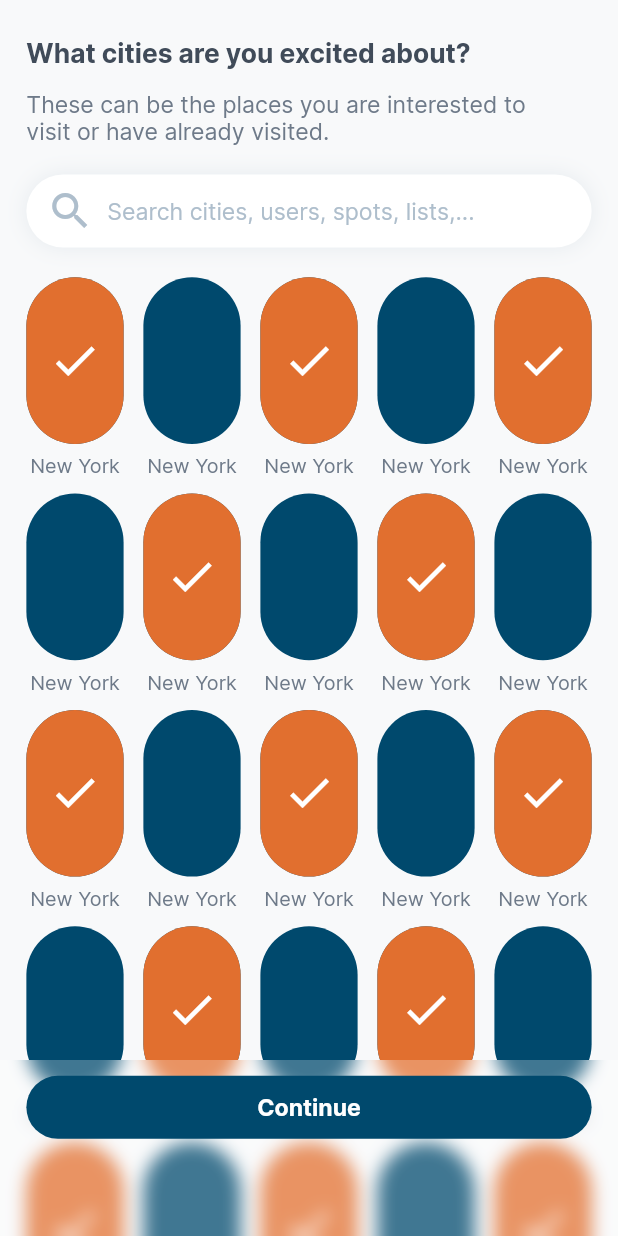
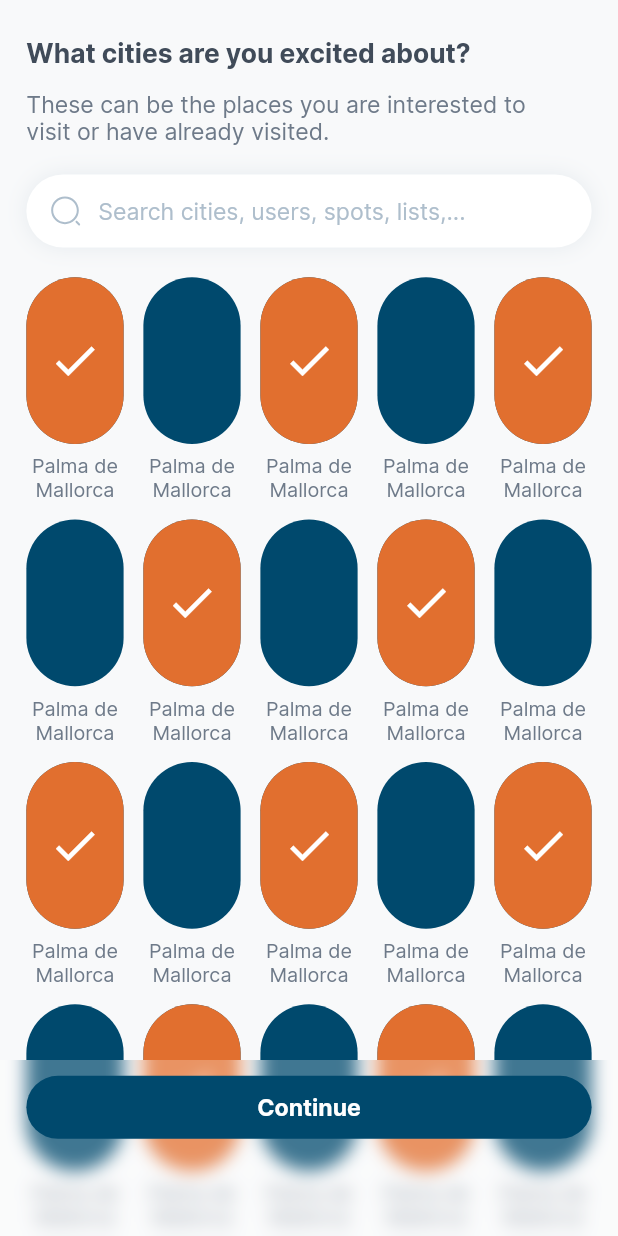
Before and after one commit to rifqir4/nova_circle_alt, a Flutter app: the ContentPreferScreen screen opened by its route, on a phone screen of 412 x 824 dp. Run offline on Flutter 3.47's test engine with Material 2 defaults, Android fonts, the phone set to English and light mode, and no system bars; our stand-ins replace bloc, easy_localization, flutter_bloc, flutter_dotenv, flutter_screenutil, flutter_spinkit and 7 more; missing offline and left inert: flag; accounts and stored records are empty.

Commit message:
Implement icon on search input

```diff
--- a/lib/features/onboarding/content_prefer/content_prefer_screen.dart
+++ b/lib/features/onboarding/content_prefer/content_prefer_screen.dart
@@ -31,7 +31,7 @@ class ContentPreferScreen extends StatelessWidget {
                             gridDelegate:
                                 SliverGridDelegateWithFixedCrossAxisCount(
                                     crossAxisCount: 5,
-                                    childAspectRatio: 56 / 117,
+                                    childAspectRatio: 56.w / 132.w,
                                     crossAxisSpacing: 12.w,
                                     mainAxisSpacing: 8.w),
                             itemBuilder: (context, idx) =>
--- a/lib/shared/resources/app_svgs.dart
+++ b/lib/shared/resources/app_svgs.dart
@@ -23,4 +23,6 @@ class AppSvgs {
   static const icDiscover = "assets/svgs/ic_discover.svg";
   static const icLists = "assets/svgs/ic_lists.svg";
   static const icYou = "assets/svgs/ic_you.svg";
+  static const icSearch = "assets/svgs/ic_search.svg";
+  static const icClose = "assets/svgs/ic_close.svg";
 }
--- a/lib/shared/widgets/input/input_search.dart
+++ b/lib/shared/widgets/input/input_search.dart
@@ -1,6 +1,8 @@
 import 'package:flutter/material.dart';
 import 'package:flutter_screenutil/flutter_screenutil.dart';
+import 'package:flutter_svg/flutter_svg.dart';
 import 'package:nova_circle_alt/core/themes/themes.dart';
+import 'package:nova_circle_alt/shared/resources/app_svgs.dart';
 
 class InputSearch extends StatefulWidget {
   const InputSearch({super.key, required this.controller});
@@ -48,7 +50,10 @@ class _InputSearchState extends State<InputSearch> {
           fillColor: AppColors.white,
           prefixIcon: Padding(
             padding: EdgeInsets.only(left: 12.w, right: 8.w),
-            child: const Icon(Icons.search, size: 32, color: AppColors.grey),
+            child: Padding(
+              padding: EdgeInsets.all(2.w),
+              child: SvgPicture.asset(AppSvgs.icSearch),
+            ),
           ),
           suffixIcon: isCloseVisible
               ? GestureDetector(
@@ -56,10 +61,10 @@ class _InputSearchState extends State<InputSearch> {
                     controller.clear();
                     isCloseVisible = false;
                   }),
-                  child: Padding(
+                  child: Container(
+                    color: Colors.transparent,
                     padding: EdgeInsets.only(left: 12.w, right: 12.w),
-                    child: const Icon(Icons.close,
-                        size: 32, color: AppColors.grey),
+                    child: SvgPicture.asset(AppSvgs.icClose),
                   ),
                 )
               : null,
--- a/lib/shared/widgets/item/city_item.dart
+++ b/lib/shared/widgets/item/city_item.dart
@@ -35,7 +35,7 @@ class CityItem extends StatelessWidget {
         ),
         SpaceV(value: 6.w),
         Text(
-          "New York",
+          "Palma de Mallorca",
           textAlign: TextAlign.center,
           style: AppTextStyles.body3,
         )
```
Also changed, not shown: assets/svgs/ic_close.svg (added), assets/svgs/ic_search.svg (added).
